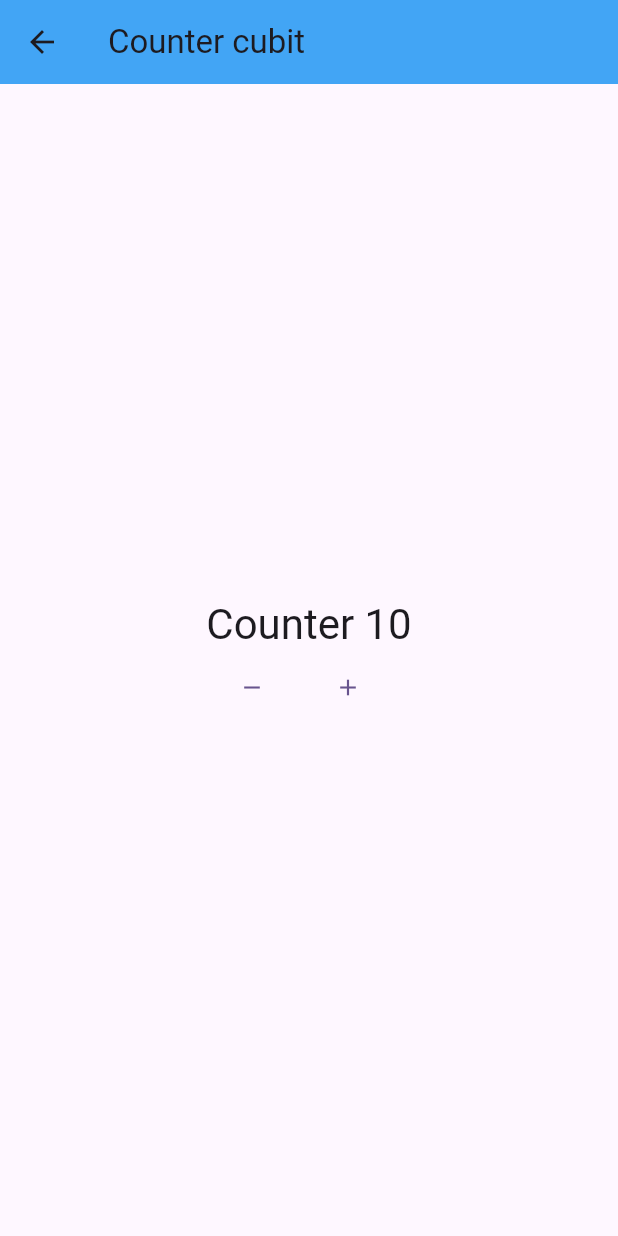
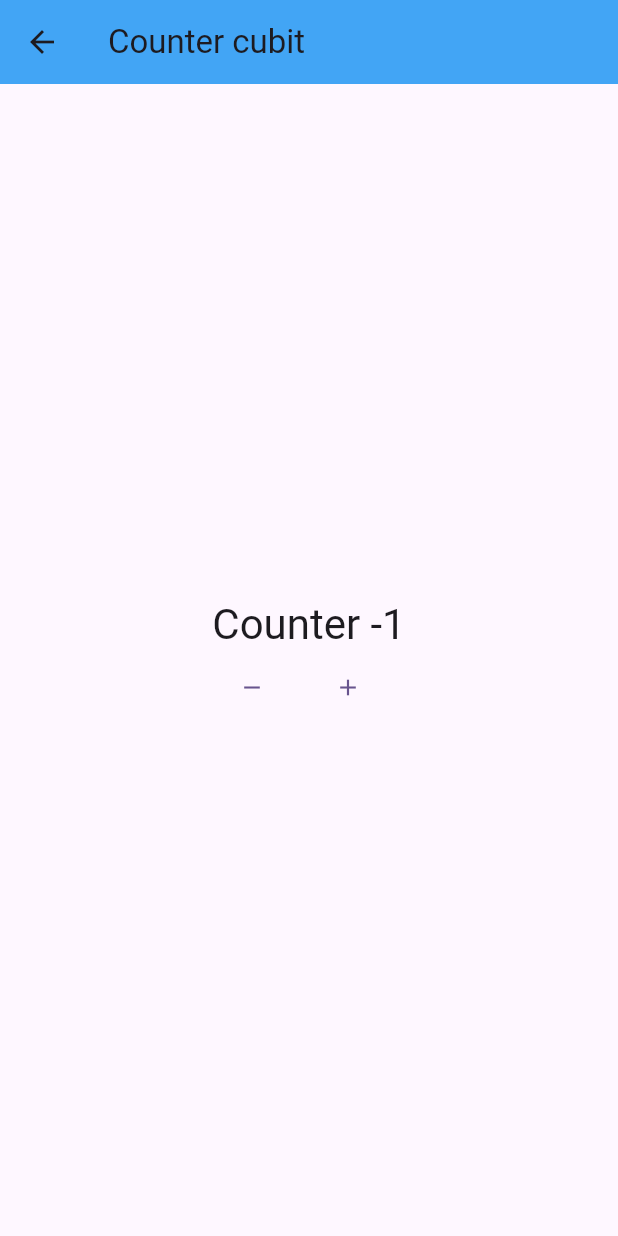
Before and after one commit to CaioReis29/first-bloc-cubit, a Flutter app: the CounterCubitPage screen opened by its route, after a tap on the "remove" icon, on a phone screen of 412 x 824 dp. Run offline on Flutter 3.47's test engine with Material 2 defaults, Android fonts, the phone set to English and light mode, and no system bars; our stand-ins replace bloc, flutter_bloc.

Commit message:
first cubit

```diff
--- a/lib/counter_cubit/counter_cubit_page.dart
+++ b/lib/counter_cubit/counter_cubit_page.dart
@@ -1,4 +1,6 @@
+import 'package:counter_bloc/counter_cubit/cubit/counter_cubit.dart';
 import 'package:flutter/material.dart';
+import 'package:flutter_bloc/flutter_bloc.dart';
 
 class CounterCubitPage extends StatelessWidget {
   const CounterCubitPage({super.key});
@@ -14,20 +16,28 @@ class CounterCubitPage extends StatelessWidget {
         child: Column(
           mainAxisAlignment: MainAxisAlignment.center,
           children: [
-            Text(
-              'Counter 10',
-              style: Theme.of(context).textTheme.headlineMedium,
-              ),
+            BlocBuilder<CounterCubit, CounterState>(
+              builder: (context, state) {
+                return Text(
+                  'Counter ${state.counter}',
+                  style: Theme.of(context).textTheme.headlineMedium,
+                );
+              },
+            ),
             Row(
               mainAxisAlignment: MainAxisAlignment.center,
               children: [
                 TextButton.icon(
-                  onPressed: () {},
+                  onPressed: () {
+                    context.read<CounterCubit>().decrement();
+                  },
                   icon: const Icon(Icons.remove),
                   label: const Text(''),
                 ),
                 TextButton.icon(
-                  onPressed: () {},
+                  onPressed: () {
+                    context.read<CounterCubit>().increment();
+                  },
                   icon: const Icon(Icons.add),
                   label: const Text(''),
                 ),
--- /dev/null
+++ b/lib/counter_cubit/cubit/counter_cubit.dart
@@ -0,0 +1,14 @@
+import 'package:bloc/bloc.dart';
+
+part 'counter_cubit_state.dart';
+
+class CounterCubit extends Cubit<CounterState> {
+  CounterCubit(): super(CounterStateInitial());
+
+  void increment(){
+    emit(CounterStateData(state.counter+1));
+  }
+  void decrement(){
+    emit(CounterStateData(state.counter-1));
+  }
+}
--- /dev/null
+++ b/lib/counter_cubit/cubit/counter_cubit_state.dart
@@ -0,0 +1,16 @@
+part of 'counter_cubit.dart';
+
+abstract class CounterState {
+
+  final int counter;
+  const CounterState(this.counter);
+
+}
+
+class CounterStateInitial extends CounterState {
+  CounterStateInitial() : super(0);
+}
+
+class CounterStateData extends CounterState{
+  CounterStateData(int counter): super(counter);
+}
```
Also changed, not shown: lib/main.dart (+7 -3 lines).
